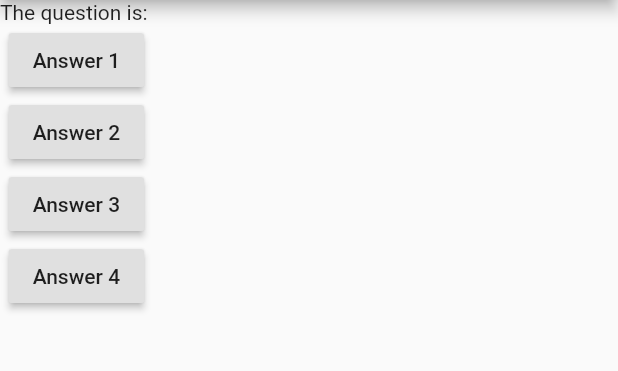
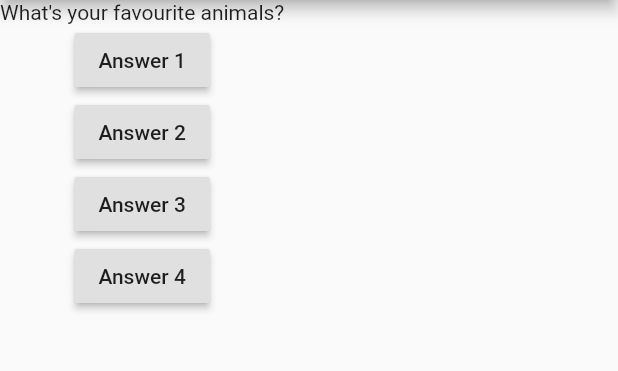
Before and after one commit to akshit-sehgal/flutter-basic-app, a Flutter app: the screen it shows after launch, after a tap on "Answer 1", on a phone screen of 412 x 824 dp, the part 84-455 px from its top. Run offline on Flutter 3.47's test engine with Material 2 defaults, Android fonts, the phone set to English and light mode, and no system bars.

```diff
--- a/lib/main.dart
+++ b/lib/main.dart
@@ -5,9 +5,19 @@ import 'package:flutter/material.dart';
 // }
 void main() => runApp(MyApp());
 
-class MyApp extends StatelessWidget {
+class MyApp extends StatefulWidget {
+  @override
+  MyAppState createState() {
+    return MyAppState();
+  }
+}
+
+class MyAppState extends State<MyApp> {
+  var questionIndex = 0;
   void answerQuestion(int ans) {
-    print('Chosen Answer: ' + ans.toString());
+    setState(() {
+      questionIndex = 1;
+    });
   }
 
   @override
@@ -20,8 +30,9 @@ class MyApp extends StatelessWidget {
         home: Scaffold(
       appBar: AppBar(title: Text('Basic App')),
       body: Column(
+        crossAxisAlignment: CrossAxisAlignment.center,
         children: [
-          Text('The question is: '),
+          Text(questions[questionIndex]),
           RaisedButton(
             child: Text('Answer 1'),
             onPressed: () => answerQuestion(1),
```
